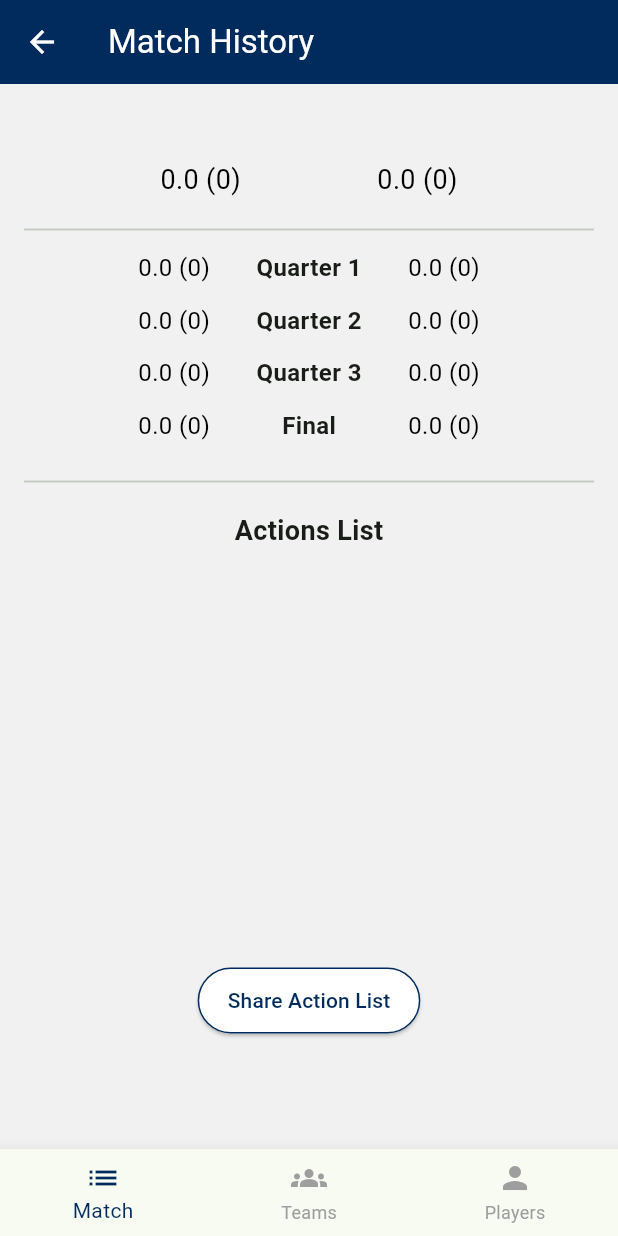
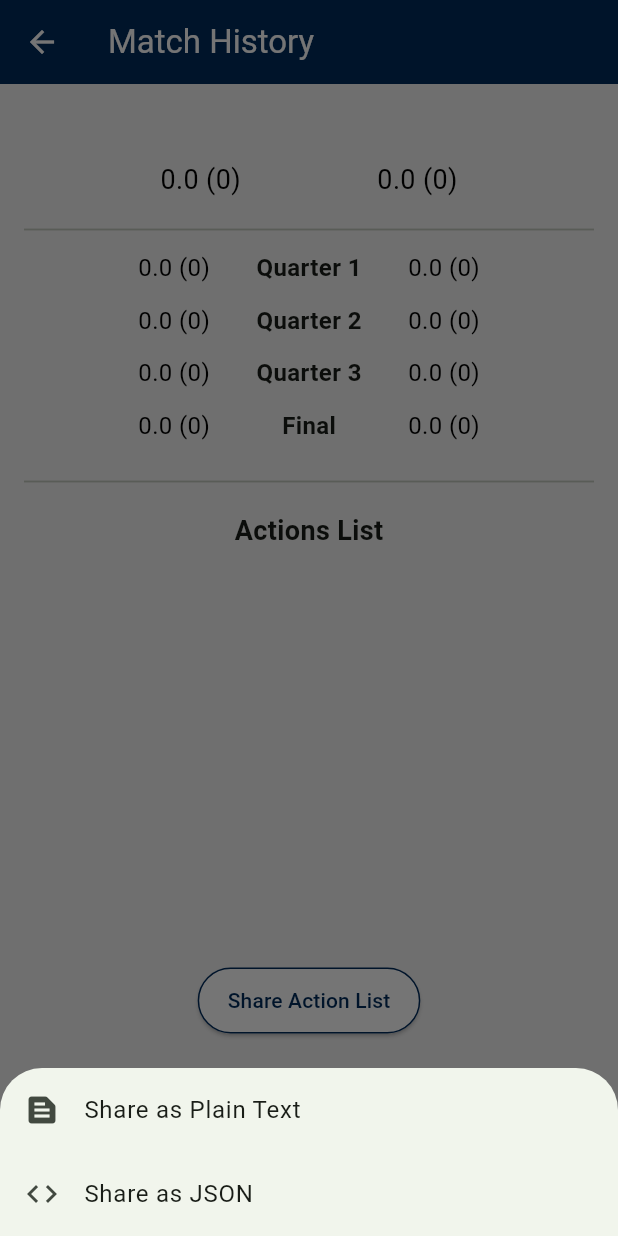
Before and after one commit to jrcrisford/afl-stats-app-crossplatform, a Flutter app: the MatchHistoryScreen screen opened directly with empty values, after a tap on "Share Action List", on a phone screen of 412 x 824 dp. Run offline on Flutter 3.47's test engine with Material 3 defaults, Android fonts, the light colour scheme and no system bars; our stand-ins replace cloud_firestore, firebase_core, share_plus; accounts and stored records are empty.

Commit message:
Match History Screen - Part 2

```diff
--- a/afl_stats_app/lib/screens/match_history_screen.dart
+++ b/afl_stats_app/lib/screens/match_history_screen.dart
@@ -4,6 +4,8 @@ import '../models/action_model.dart';
 import '../services/firestore_service.dart';
 import 'team_stats_screen.dart';
 import 'player_stats_screen.dart';
+import 'package:share_plus/share_plus.dart';
+import 'dart:convert';
 
 class MatchHistoryScreen extends StatefulWidget {
   final MatchModel match;
@@ -116,7 +118,52 @@ class _MatchHistoryScreenState extends State<MatchHistoryScreen> {
                       side: BorderSide(color: primaryColor),
                       padding: const EdgeInsets.symmetric(horizontal: 20, vertical: 12),
                     ),
-                    onPressed: () {},
+                    onPressed: () async {
+                      final actions = await _actionsFuture;
+
+                      showModalBottomSheet(
+                        context: context,
+                        builder: (context) {
+                          return SafeArea(
+                            child: Column(
+                              mainAxisSize: MainAxisSize.min,
+                              children: [
+                                ListTile(
+                                  leading: const Icon(Icons.text_snippet),
+                                  title: const Text('Share as Plain Text'),
+                                  onTap: () {
+                                    Navigator.pop(context);
+                                    final text = actions.map((a) {
+                                      final d = Duration(seconds: a.timeInQuarter);
+                                      final m = d.inMinutes.remainder(60).toString().padLeft(2, '0');
+                                      final s = d.inSeconds.remainder(60).toString().padLeft(2, '0');
+                                      return '${a.name} – ${a.action} – Q${a.quarter} – $m:$s';
+                                    }).join('\n');
+
+                                    Share.share(text, subject: 'Match Action List');
+                                  },
+                                ),
+                                ListTile(
+                                  leading: const Icon(Icons.code),
+                                  title: const Text('Share as JSON'),
+                                  onTap: () {
+                                    Navigator.pop(context);
+                                    final jsonText = jsonEncode(actions.map((a) => {
+                                      'name': a.name,
+                                      'action': a.action,
+                                      'quarter': a.quarter,
+                                      'timeInQuarter': a.timeInQuarter,
+                                    }).toList());
+
+                                    Share.share(jsonText, subject: 'Match Action List (JSON)');
+                                  },
+                                ),
+                              ],
+                            ),
+                          );
+                        },
+                      );
+                    },
                     child: const Text("Share Action List"),
                   ),
                 ],
```
